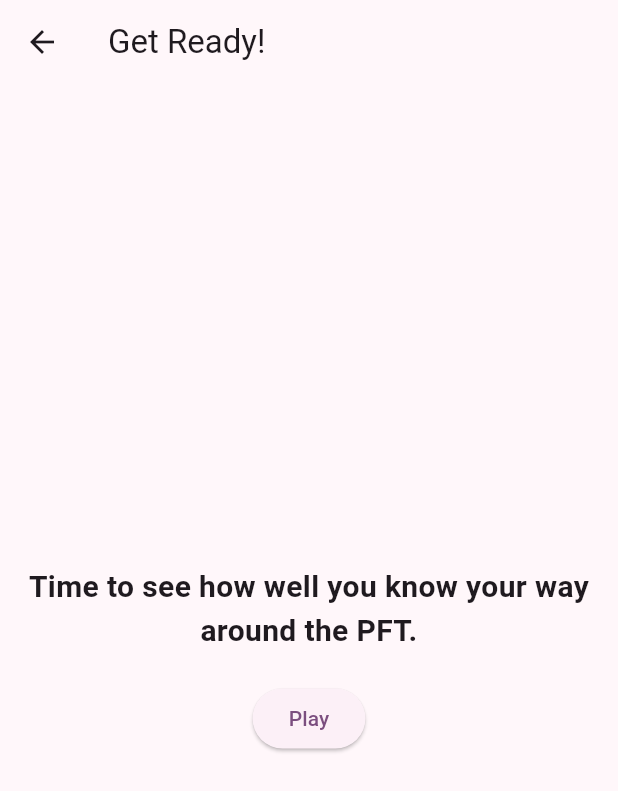
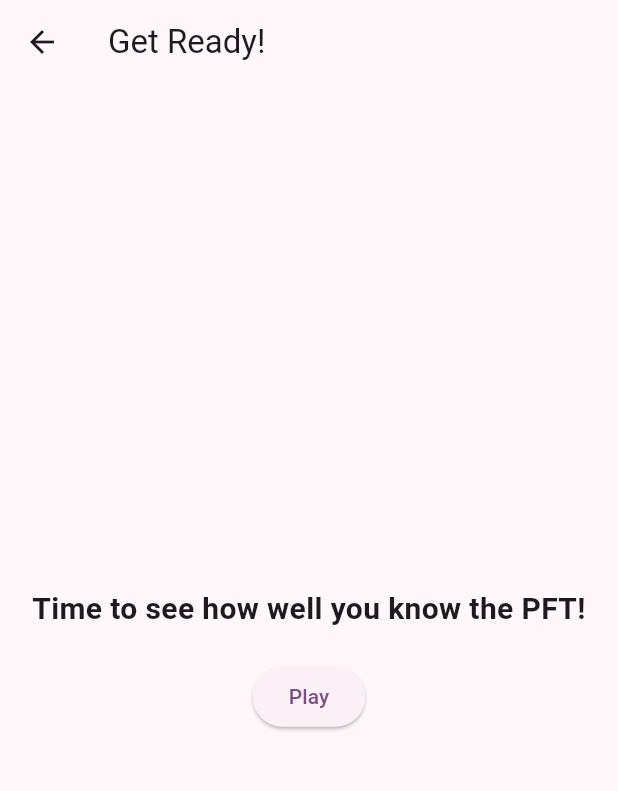
Before and after one commit to DillonSummers/flutter_application_28, a Flutter app: the screen it shows after launch, after a tap on "Next", on a phone screen of 412 x 824 dp. Shown: the top 791 px of the screen. Run offline on Flutter 3.47's test engine with Material 3 defaults, Android fonts, the phone set to English and light mode, and no system bars.

Commit message:
DS commit

```diff
--- a/lib/main.dart
+++ b/lib/main.dart
@@ -67,7 +67,7 @@ class IntroScreen extends StatelessWidget {
           mainAxisAlignment: MainAxisAlignment.center,
           children: [
             const Text(
-              "Time to see how well you know your way around the PFT.",
+              "Time to see how well you know the PFT!",
               style: TextStyle(fontSize: 20, fontWeight: FontWeight.bold),
               textAlign: TextAlign.center,
             ),
@@ -76,7 +76,7 @@ class IntroScreen extends StatelessWidget {
               onPressed: () {
                 Navigator.push(
                   context,
-                  MaterialPageRoute(builder: (context) => const QuizScreen()),
+                  MaterialPageRoute(builder: (context) => const QuizScreen(questionIndex: 0)),
                 );
               },
               child: const Text("Play"),
```
Also changed, not shown: 1 other file.
